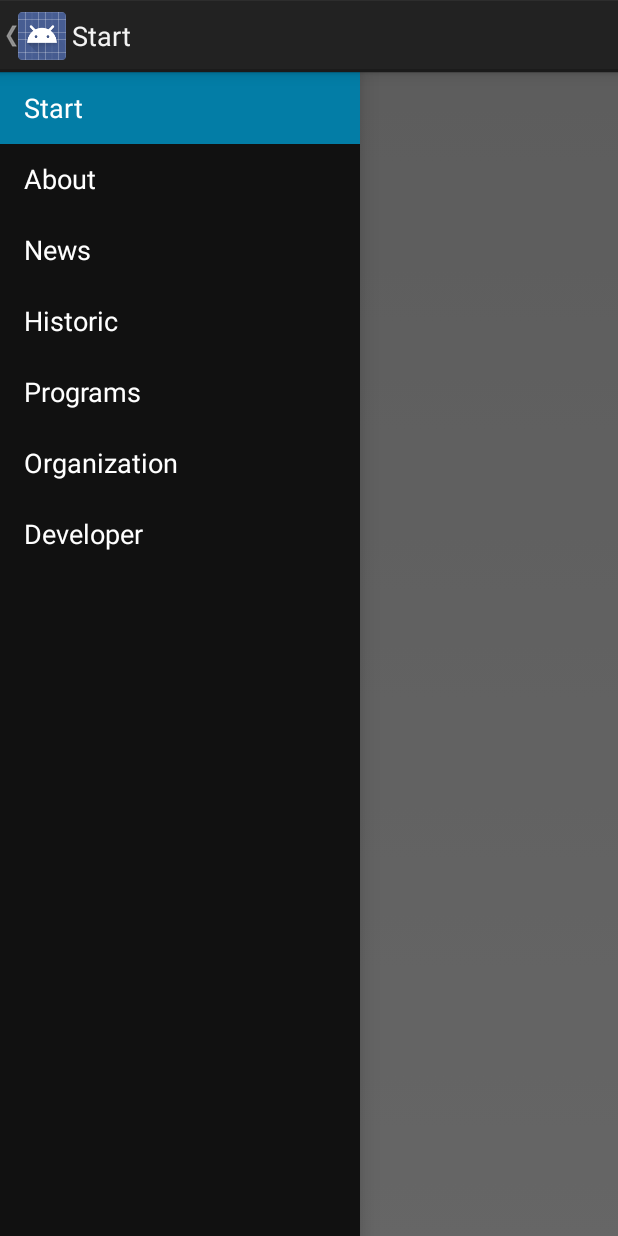
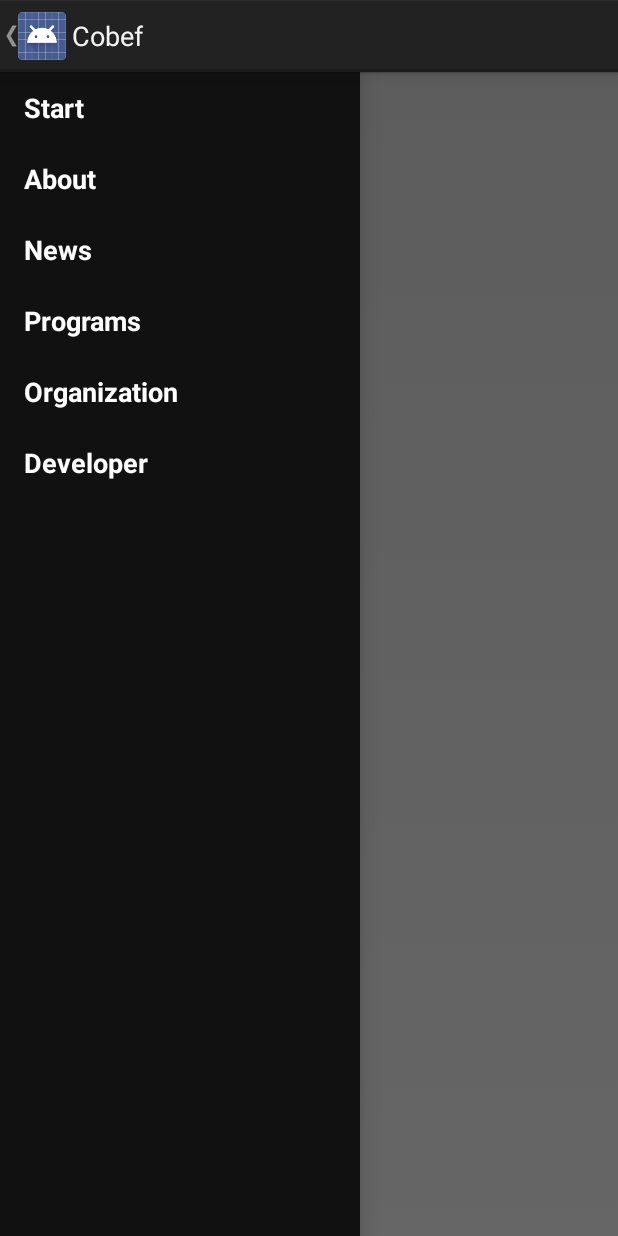
Before and after one commit to nicholasfaono/Cobef, an Android app: the screen it shows after launch (MainActivity), with the side drawer open, on a phone screen of 412 x 824 dp. Run offline under Robolectric (Android 15) with nearby library versions, the phone set to English and light mode, and no system bars; 2 statements that could not run were skipped.

Commit message:
add expandable list view

```diff
--- /dev/null
+++ b/app/src/main/java/br/org/bir/senai/cobef/ExplandableListAdapter.java
@@ -0,0 +1,112 @@
+package br.org.bir.senai.cobef;
+
+import android.content.Context;
+import android.graphics.Typeface;
+import android.view.LayoutInflater;
+import android.view.View;
+import android.view.ViewGroup;
+import android.widget.BaseExpandableListAdapter;
+import android.widget.TextView;
+
+import java.util.HashMap;
+import java.util.List;
+
+public class ExplandableListAdapter extends BaseExpandableListAdapter {
+
+
+    private Context mContext;
+    private List<String> mGroupList;
+    private HashMap<String, List<String>> mChildList;
+
+    public ExplandableListAdapter(Context context,
+                                  List<String> groupList,
+                                  HashMap<String, List<String>> childList){
+        mContext = context;
+        mGroupList = groupList;
+        mChildList = childList;
+    }
+    @Override
+    public int getGroupCount() {
+        return mGroupList.size();
+    }
+
+    @Override
+    public int getChildrenCount(int groupPosition) {
+        if (mChildList.containsKey(mGroupList.get(groupPosition))) {
+            return mChildList.get(mGroupList.get(groupPosition)).size();
+        }
+
+        return 0;
+    }
+
+    @Override
+    public Object getGroup(int groupPosition) {
+        return mGroupList.get(groupPosition);
+    }
+
+    @Override
+    public Object getChild(int groupPosition, int childPosition) {
+        if (mChildList.containsKey(mGroupList.get(groupPosition))) {
+            return mChildList.get(mGroupList.get(groupPosition)).get(childPosition);
+        }
+
+        return null;
+    }
+
+    @Override
+    public long getGroupId(int groupPosition) {
+        return groupPosition;
+    }
+
+    @Override
+    public long getChildId(int groupPosition, int childPosition) {
+        return childPosition;
+    }
+
+    @Override
+    public boolean hasStableIds() {
+        return false;
+    }
+
+    @Override
+    public View getGroupView(int groupPosition, boolean isExpanded, View convertView, ViewGroup parent) {
+        String title = (String)getGroup(groupPosition);
+
+        if (convertView == null){
+            LayoutInflater inflater = (LayoutInflater)mContext.
+                    getSystemService(Context.LAYOUT_INFLATER_SERVICE);
+            convertView = inflater.inflate(R.layout.list_group, null);
+        }
+
+        TextView textView = (TextView)convertView.findViewById(R.id.text1);
+        textView.setTypeface(null, Typeface.BOLD);
+        textView.setText(title);
+
+        return convertView;
+    }
+
+    @Override
+    public View getChildView(int groupPosition, int childPosition, boolean isLastChild, View convertView, ViewGroup parent) {
+        String text = (String) getChild(groupPosition, childPosition);
+
+        if (text == null) {
+            return null;
+        }
+
+        if (convertView == null) {
+            LayoutInflater inflater = (LayoutInflater) mContext
+                    .getSystemService(Context.LAYOUT_INFLATER_SERVICE);
+            convertView = inflater.inflate(R.layout.list_item, null);
+        }
+
+        TextView textView = (TextView) convertView.findViewById(R.id.text1);
+        textView.setText(text);
+
+        return convertView;
+    }
+
+    @Override
+    public boolean isChildSelectable(int groupPosition, int childPosition) {
+        return true;
+    }
+}
--- a/app/src/main/java/br/org/bir/senai/cobef/MainActivity.java
+++ b/app/src/main/java/br/org/bir/senai/cobef/MainActivity.java
@@ -7,20 +7,30 @@ import android.content.res.Configuration;
 import android.support.v4.app.ActionBarDrawerToggle;
 import android.support.v4.widget.DrawerLayout;
 import android.os.Bundle;
+import android.util.Log;
 import android.view.MenuItem;
 import android.view.View;
 import android.widget.AdapterView;
 import android.widget.ArrayAdapter;
+import android.widget.ExpandableListView;
 import android.widget.ListView;
+
+import java.util.ArrayList;
+import java.util.Arrays;
+import java.util.HashMap;
+import java.util.List;
 
 public class MainActivity extends Activity {
 
-    private String[] mDrawerTitles;
     private DrawerLayout mDrawerLayout;
-    private ListView mDrawerList;
     private ActionBarDrawerToggle mDrawerToggle;
     private CharSequence mDrawerTitle;
     private CharSequence mTitle;
+    private ExpandableListView mExpandableListView;
+    private List<String> mGroupList;
+    private HashMap<String, List<String>> mChildList;
+    private HashMap<String, Integer> mItemIndex;
+
 
     @Override
     protected void onCreate(Bundle savedInstanceState) {
@@ -28,33 +38,80 @@ public class MainActivity extends Activity {
         setContentView(R.layout.activity_main);
 
         mTitle = mDrawerTitle = getTitle();
-
-        mDrawerTitles = getResources().getStringArray(R.array.left_menu_titles);
         mDrawerLayout = (DrawerLayout)findViewById(R.id.drawer_layout);
 
-        setupDrawerList();
+
         setupDrawerToggle();
 
-        mDrawerList.setSelection(0);
-        selectItem(0);
+        prepareListData();
+        setupExpandableListView();
 
+
+        mExpandableListView = (ExpandableListView)findViewById(R.id.expandable_list_view);
         mDrawerLayout.setDrawerListener(mDrawerToggle);
 
         getActionBar().setDisplayHomeAsUpEnabled(true);
         getActionBar().setHomeButtonEnabled(true);
     }
 
-    private void setupDrawerList() {
-        mDrawerList = (ListView)findViewById(R.id.left_drawer);
-        mDrawerList.setAdapter(new ArrayAdapter<String>(this, R.layout.drawer_list_item, mDrawerTitles));
+    private void setupExpandableListView() {
+        final ExplandableListAdapter adapter = new ExplandableListAdapter(this, mGroupList, mChildList);
 
-        mDrawerList.setOnItemClickListener(new ListView.OnItemClickListener()
-        {
+        mExpandableListView = (ExpandableListView)findViewById(R.id.expandable_list_view);
+        mExpandableListView.setAdapter(adapter);
+
+        mExpandableListView.setOnGroupClickListener(new ExpandableListView.OnGroupClickListener() {
+
             @Override
-            public void onItemClick(AdapterView<?> parent, View view, int position, long id) {
-                selectItem(position);
+            public boolean onGroupClick(ExpandableListView parent, View v, int groupPosition, long id) {
+
+                if (adapter.getChildrenCount(groupPosition) == 0){
+                    String item = (String)adapter.getGroup(groupPosition);
+                    selectItem(mItemIndex.get(item), item, groupPosition, -1);
+                }
+
+                return false;
             }
         });
+
+        mExpandableListView.setOnChildClickListener(new ExpandableListView.OnChildClickListener() {
+                @Override
+                public boolean onChildClick(ExpandableListView parent, View v, int groupPosition, int childPosition, long id) {
+                    String item = (String)adapter.getChild(groupPosition, childPosition);
+                    selectItem(mItemIndex.get(item), item, groupPosition, childPosition);
+                    return false;
+                }
+            }
+        );
+    }
+
+    private void prepareListData() {
+        mGroupList = new ArrayList<String>();
+        mChildList = new HashMap<String, List<String>>();
+        mItemIndex = new HashMap<String, Integer>();
+
+        String[] titles = getResources().getStringArray(R.array.left_menu_titles);
+        String[] aboutChildren = getResources().getStringArray(R.array.about_children);
+        String[] programChildren = getResources().getStringArray(R.array.programs_children);
+
+        mGroupList.addAll(Arrays.asList(titles));
+
+        mChildList.put(getString(R.string.about), Arrays.asList(aboutChildren));
+        mChildList.put(getString(R.string.programs), Arrays.asList(programChildren));
+
+        int idx = 0;
+        for (String item : mGroupList){
+
+            if (mChildList.containsKey(item)){
+                List<String> subitems = mChildList.get(item);
+                for (String subitem : subitems){
+                    mItemIndex.put(subitem, idx++);
+                }
+            }
+            else {
+                mItemIndex.put(item, idx++);
+            }
+        }
     }
 
     private void setupDrawerToggle() {
@@ -105,19 +162,18 @@ public class MainActivity extends Activity {
         getActionBar().setTitle(mTitle);
     }
 
-    private void selectItem(int position) {
+    private void selectItem(int index, String title, int groupPosition, int childPosition) {
 
         Fragment fragment = new PageFragment();
 
         Bundle args = new Bundle();
-        args.putInt(PageFragment.ARG_PAGE_INDEX, position);
+        args.putInt(PageFragment.ARG_PAGE_INDEX, index);
         fragment.setArguments(args);
 
         FragmentManager fragmentManger = getFragmentManager();
         getFragmentManager().beginTransaction().replace(R.id.content_frame, fragment).commit();
 
-        mDrawerList.setItemChecked(position, true);
-        setTitle(mDrawerTitles[position]);
-        mDrawerLayout.closeDrawer(mDrawerList);
+        setTitle(title);
+        mDrawerLayout.closeDrawer(mExpandableListView);
     }
 }
--- a/app/src/main/res/layout/activity_main.xml
+++ b/app/src/main/res/layout/activity_main.xml
@@ -10,6 +10,7 @@
         android:layout_height="match_parent"/>
 
 
+    <!--
     <ListView
         android:id="@+id/left_drawer"
         android:layout_width="@dimen/left_drawer_layout_width"
@@ -19,5 +20,18 @@
         android:divider="@android:color/transparent"
         android:dividerHeight="0dp"
         android:background="#111"/>
+        -->
+
+    <ExpandableListView
+        android:id="@+id/expandable_list_view"
+        android:layout_height="match_parent"
+        android:layout_width="@dimen/left_drawer_layout_width"
+        android:layout_gravity="start"
+        android:choiceMode="singleChoice"
+        android:divider="@android:color/transparent"
+        android:groupIndicator="@null"
+        android:dividerHeight="0dp"
+        android:background="#111"/>
+
 
 </android.support.v4.widget.DrawerLayout>
--- a/app/src/main/res/layout/drawer_list_item.xml
+++ /dev/null
@@ -1,27 +0,0 @@
-<!--
-  Copyright 2013 The Android Open Source Project
-
-  Licensed under the Apache License, Version 2.0 (the "License");
-  you may not use this file except in compliance with the License.
-  You may obtain a copy of the License at
-
-      http://www.apache.org/licenses/LICENSE-2.0
-
-  Unless required by applicable law or agreed to in writing, software
-  distributed under the License is distributed on an "AS IS" BASIS,
-  WITHOUT WARRANTIES OR CONDITIONS OF ANY KIND, either express or implied.
-  See the License for the specific language governing permissions and
-  limitations under the License.
-  -->
-
-<TextView xmlns:android="http://schemas.android.com/apk/res/android"
-    android:id="@android:id/text1"
-    android:layout_width="match_parent"
-    android:layout_height="wrap_content"
-    android:textAppearance="?android:attr/textAppearanceListItemSmall"
-    android:gravity="center_vertical"
-    android:paddingLeft="16dp"
-    android:paddingRight="16dp"
-    android:textColor="#fff"
-    android:background="?android:attr/activatedBackgroundIndicator"
-    android:minHeight="?android:attr/listPreferredItemHeightSmall"/>
--- /dev/null
+++ b/app/src/main/res/layout/list_group.xml
@@ -0,0 +1,20 @@
+<?xml version="1.0" encoding="utf-8"?>
+<LinearLayout xmlns:android="http://schemas.android.com/apk/res/android"
+    android:layout_width="fill_parent"
+    android:layout_height="wrap_content"
+    android:orientation="vertical">
+
+
+    <TextView
+        android:id="@+id/text1"
+        android:layout_width="match_parent"
+        android:layout_height="wrap_content"
+        android:textAppearance="?android:attr/textAppearanceListItemSmall"
+        android:gravity="center_vertical"
+        android:paddingLeft="16dp"
+        android:paddingRight="16dp"
+        android:textColor="#fff"
+        android:background="?android:attr/activatedBackgroundIndicator"
+        android:minHeight="?android:attr/listPreferredItemHeightSmall"/>
+
+</LinearLayout>
--- a/app/src/main/res/values/strings.xml
+++ b/app/src/main/res/values/strings.xml
@@ -2,17 +2,28 @@
     <string name="app_name">Cobef</string>
     <string name="start">Start</string>
     <string name="about">About</string>
-    <string name="historic">Historic</string>
     <string name="news">News</string>
     <string name="programs">Programs</string>
     <string name="organization">Organization</string>
+    <string name="informations">Informations</string>
     <string name="developer">Developer</string>
 
+    <string-array name="about_children">
+        <item>Presentation</item>
+        <item>Historic</item>
+    </string-array>
+
+    <string-array name="programs_children">
+        <item>Important Dates</item>
+        <item>First program</item>
+    </string-array>
+
     <string name="start_url">file:///android_asset/start.html</string>
-    <string name="about_url">file:///android_asset/about.html</string>
+    <string name="presentation_url">file:///android_asset/presentation.html</string>
     <string name="historic_url">file:///android_asset/historic.html</string>
     <string name="news_url">file:///android_asset/news.html</string>
-    <string name="programs_url">file:///android_asset/programs.html</string>
+    <string name="important_dates">file:///android_asset/important_dates.html</string>
+    <string name="first_program">file:///android_asset/first_program.html</string>
     <string name="organization_url">file:///android_asset/organization.html</string>
     <string name="developer_url">file:///android_asset/developer.html</string>
 
@@ -20,7 +31,6 @@
         <item>@string/start</item>
         <item>@string/about</item>
         <item>@string/news</item>
-        <item>@string/historic</item>
         <item>@string/programs</item>
         <item>@string/organization</item>
         <item>@string/developer</item>
@@ -28,10 +38,11 @@
 
     <string-array name="page_urls">
         <item>@string/start_url</item>
-        <item>@string/about_url</item>
+        <item>@string/presentation_url</item>
+        <item>@string/historic_url</item>
         <item>@string/news_url</item>
-        <item>@string/historic_url</item>
-        <item>@string/programs_url</item>
+        <item>@string/important_dates</item>
+        <item>@string/first_program</item>
         <item>@string/organization_url</item>
         <item>@string/developer_url</item>
     </string-array>
@@ -39,6 +50,4 @@
     <string name="drawer_open">Open navigation drawer</string>
     <string name="drawer_close">Close navigation drawer</string>
 
-<!-- TODO: Remove or change this placeholder text -->
-    <string name="hello_blank_fragment">Hello blank fragment</string>
 </resources>
```
Also changed, not shown: app/src/main/res/layout/list_item.xml (added, +12 -0 lines), 4 other files.
